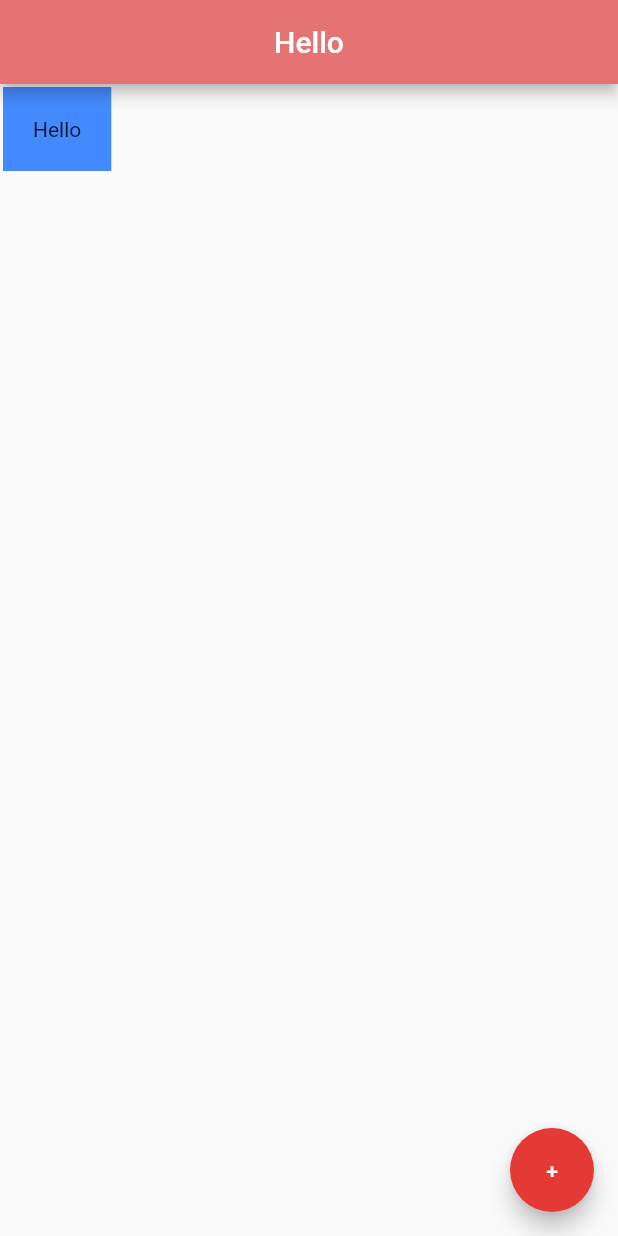
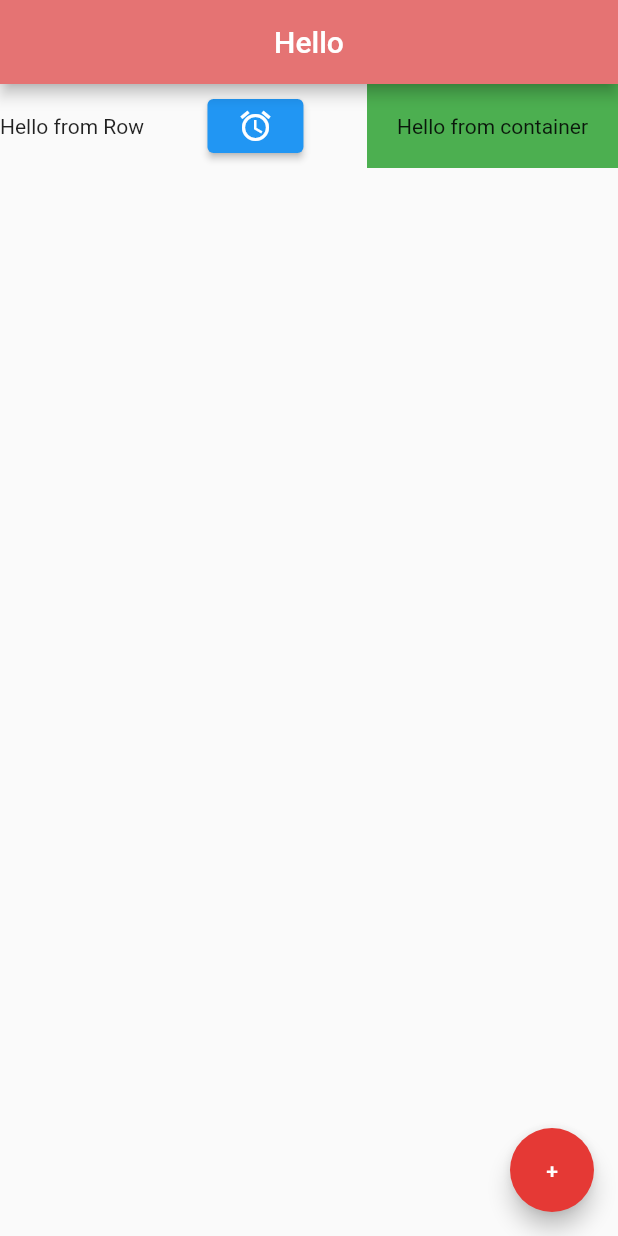
Before and after one commit to GrzegorzBanaszak/flutter_tut, a Flutter app: the screen it shows after launch, on a phone screen of 412 x 824 dp. Run offline on Flutter 3.47's test engine with Material 2 defaults, Android fonts, the phone set to English and light mode, and no system bars.

Commit message:
Row with axis example

```diff
--- a/lib/main.dart
+++ b/lib/main.dart
@@ -18,12 +18,27 @@ class Home extends StatelessWidget {
         centerTitle: true,
         backgroundColor: Colors.red[300],
       ),
-      body: Container(
-        padding: const EdgeInsets.all(20.0),
-        margin: const EdgeInsets.all(2.0),
-        color: Colors.blueAccent,
-        child: const Text("Hello"),
+
+      body: Row(
+        mainAxisAlignment: MainAxisAlignment.spaceBetween,
+        crossAxisAlignment: CrossAxisAlignment.center,
+        children: <Widget>[
+          const Text("Hello from Row"),
+          ElevatedButton(onPressed: () {}, child: const Icon(Icons.alarm)),
+          Container(
+            color: Colors.green,
+            padding: const EdgeInsets.all(20.0),
+            child: const Text("Hello from container"),
+          )
+        ],
       ),
+
+      // body: Container(
+      //   padding: const EdgeInsets.all(20.0),
+      //   margin: const EdgeInsets.all(2.0),
+      //   color: Colors.blueAccent,
+      //   child: const Text("Hello"),
+      // ),
 
       // body: Center(
       //   child: ElevatedButton.icon(
```
